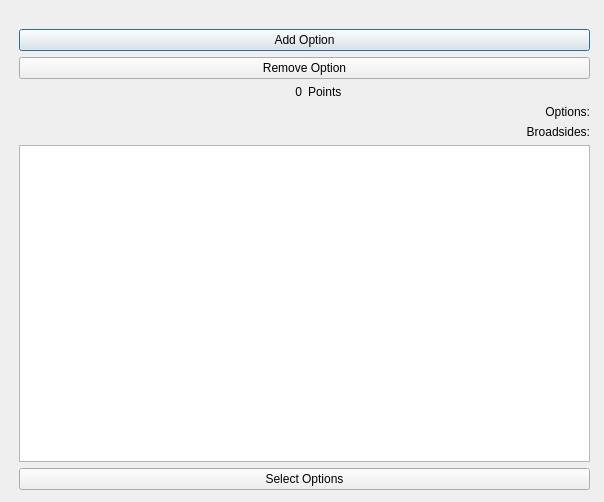
Above: QFleet/Fleetbuilder/optselect.ui from RexOdonata/QFleet before the change. Below: the same form after it.
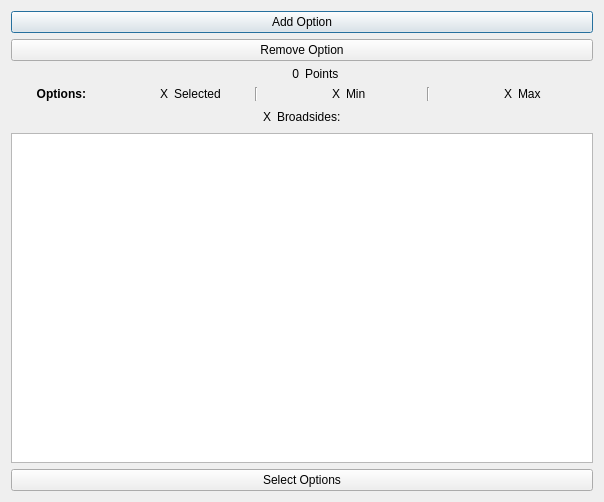
That is the form after the change.

Commit message: working on option select and redoing newlist-loadlist-newdata sequence

What changed in the file:
```diff
--- a/QFleet/Fleetbuilder/optselect.ui
+++ b/QFleet/Fleetbuilder/optselect.ui
@@ -13,15 +13,8 @@
   <property name="windowTitle">
    <string>Dialog</string>
   </property>
-  <widget class="QWidget" name="verticalLayoutWidget">
-   <property name="geometry">
-    <rect>
-     <x>19</x>
-     <y>29</y>
-     <width>571</width>
-     <height>461</height>
-    </rect>
-   </property>
+  <layout class="QGridLayout" name="gridLayout">
+   <item row="0" column="0">
    <layout class="QVBoxLayout" name="verticalLayout">
     <item>
      <widget class="QPushButton" name="addOptionbutton">
@@ -62,6 +55,11 @@
      <layout class="QHBoxLayout" name="numOptionsBox">
       <item>
        <widget class="QLabel" name="label">
+         <property name="font">
+          <font>
+           <bold>true</bold>
+          </font>
+         </property>
         <property name="text">
          <string>Options:</string>
         </property>
@@ -70,24 +68,132 @@
         </property>
        </widget>
       </item>
+       <item>
+        <widget class="QLabel" name="selectedOptionNumLabel">
+         <property name="text">
+          <string>X</string>
+         </property>
+         <property name="alignment">
+          <set>Qt::AlignRight|Qt::AlignTrailing|Qt::AlignVCenter</set>
+         </property>
+        </widget>
+       </item>
+       <item>
+        <widget class="QLabel" name="label_2">
+         <property name="text">
+          <string>Selected</string>
+         </property>
+        </widget>
+       </item>
+       <item>
+        <widget class="Line" name="line">
+         <property name="orientation">
+          <enum>Qt::Vertical</enum>
+         </property>
+        </widget>
+       </item>
+       <item>
+        <widget class="QLabel" name="minOptionNumLabel">
+         <property name="text">
+          <string>X</string>
+         </property>
+         <property name="alignment">
+          <set>Qt::AlignRight|Qt::AlignTrailing|Qt::AlignVCenter</set>
+         </property>
+        </widget>
+       </item>
+       <item>
+        <widget class="QLabel" name="label_5">
+         <property name="text">
+          <string>Min</string>
+         </property>
+        </widget>
+       </item>
+       <item>
+        <widget class="Line" name="line_2">
+         <property name="orientation">
+          <enum>Qt::Vertical</enum>
+         </property>
+        </widget>
+       </item>
+       <item>
+        <widget class="QLabel" name="maxOptionsNumlabel">
+         <property name="text">
+          <string>X</string>
+         </property>
+         <property name="alignment">
+          <set>Qt::AlignRight|Qt::AlignTrailing|Qt::AlignVCenter</set>
+         </property>
+        </widget>
+       </item>
+       <item>
+        <widget class="QLabel" name="label_7">
+         <property name="text">
+          <string>Max</string>
+         </property>
+        </widget>
+       </item>
      </layout>
     </item>
     <item>
      <layout class="QHBoxLayout" name="broadsideCountBox">
+       <item>
+        <spacer name="horizontalSpacer">
+         <property name="orientation">
+          <enum>Qt::Horizontal</enum>
+         </property>
+         <property name="sizeHint" stdset="0">
+          <size>
+           <width>40</width>
+           <height>20</height>
+          </size>
+         </property>
+        </spacer>
+       </item>
+       <item>
+        <widget class="QLabel" name="broadsideOptionsNumLabel">
+         <property name="text">
+          <string>X</string>
+         </property>
+         <property name="alignment">
+          <set>Qt::AlignRight|Qt::AlignTrailing|Qt::AlignVCenter</set>
+         </property>
+        </widget>
+       </item>
       <item>
        <widget class="QLabel" name="Broadsides">
         <property name="text">
          <string>Broadsides:</string>
         </property>
         <property name="alignment">
-         <set>Qt::AlignRight|Qt::AlignTrailing|Qt::AlignVCenter</set>
+          <set>Qt::AlignLeading|Qt::AlignLeft|Qt::AlignVCenter</set>
         </property>
        </widget>
       </item>
+       <item>
+        <spacer name="horizontalSpacer_2">
+         <property name="orientation">
+          <enum>Qt::Horizontal</enum>
+         </property>
+         <property name="sizeHint" stdset="0">
+          <size>
+           <width>40</width>
+           <height>20</height>
+          </size>
+         </property>
+        </spacer>
+       </item>
      </layout>
     </item>
     <item>
-     <widget class="QTableView" name="optionTableView"/>
+      <widget class="QTableWidget" name="optionTableWidget">
+       <property name="selectionMode">
+        <enum>QAbstractItemView::SingleSelection</enum>
+       </property>
+       <property name="selectionBehavior">
+        <enum>QAbstractItemView::SelectRows</enum>
+       </property>
+      </widget>
     </item>
     <item>
      <widget class="QPushButton" name="saveOptionsButton">
@@ -97,7 +203,8 @@
      </widget>
     </item>
    </layout>
-  </widget>
+   </item>
+  </layout>
  </widget>
  <resources/>
  <connections/>
```
Left out of the diff: 11 changed lines with no effect on the pictures. Lines whose indentation alone changed are shown as unchanged. The commit also changes 14 other files.
